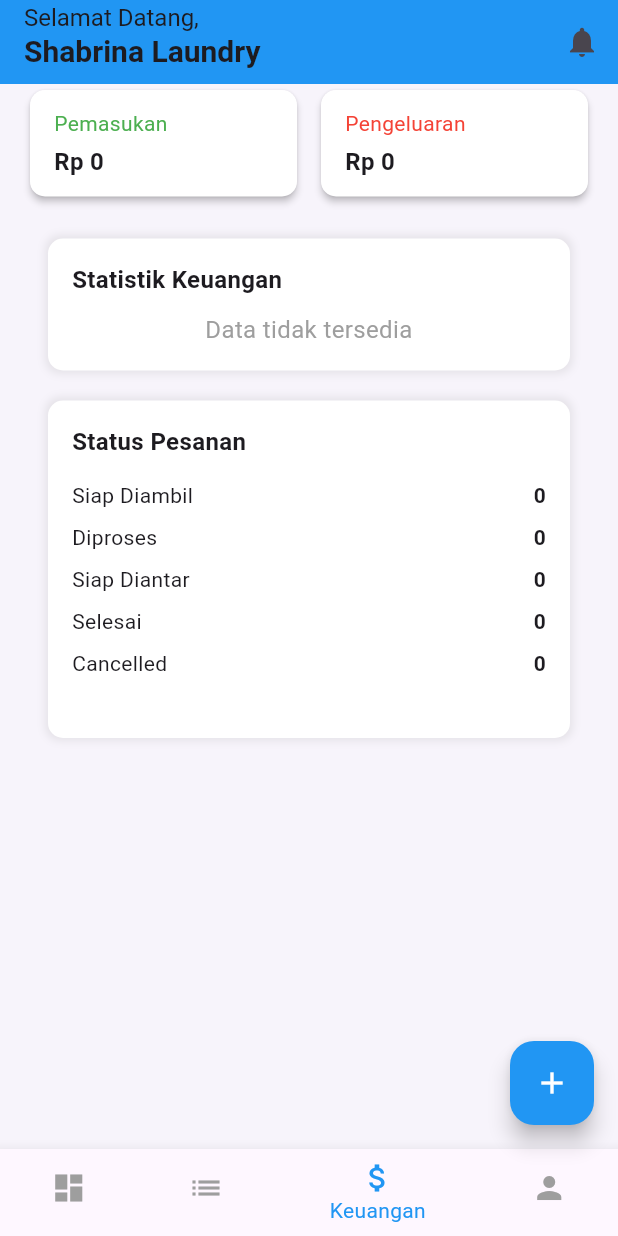
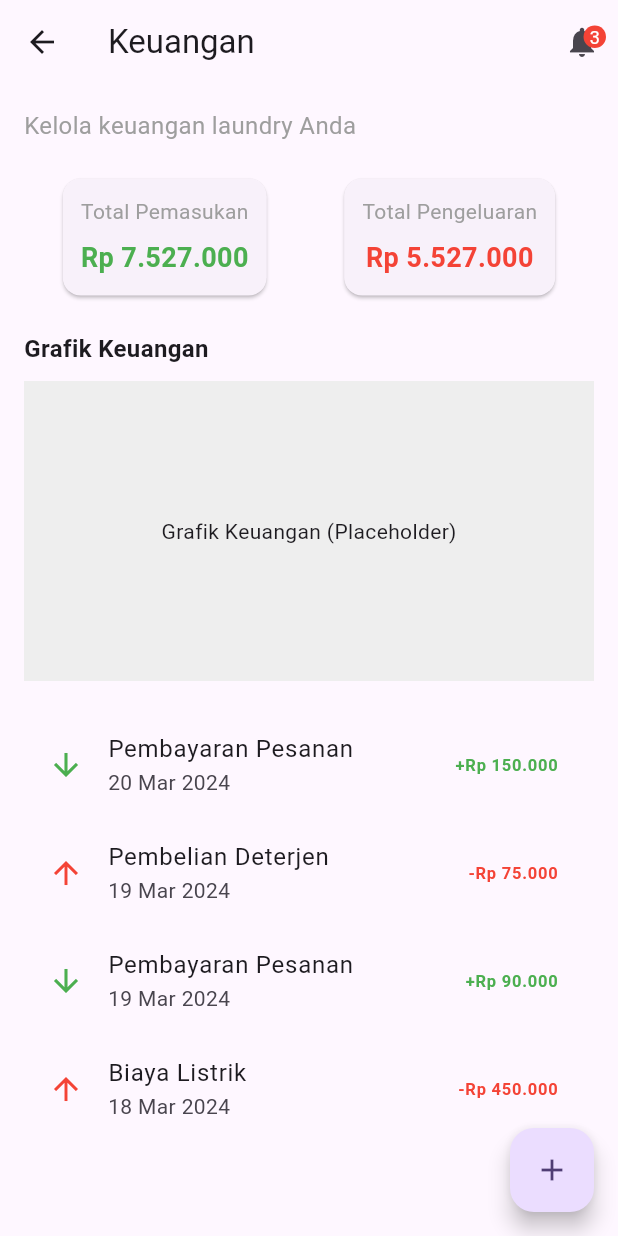
Before and after one commit to danisetiawan31/laundry_app, a Flutter app: the OwnerHomePage screen opened directly, item 3 of the bottom bar chosen, on a phone screen of 412 x 824 dp. Run offline on Flutter 3.47's test engine with Material 3 defaults, Android fonts, the light colour scheme and no system bars; our stand-ins replace cloud_firestore, firebase_auth, firebase_core, fl_chart; accounts and stored records are empty.

Commit message:
menambahkan halaman keuangan untuk owner

```diff
--- a/lib/owner_home_page.dart
+++ b/lib/owner_home_page.dart
@@ -4,6 +4,7 @@ import 'package:cloud_firestore/cloud_firestore.dart';
 import 'owner_notif.dart'; // Import NotificationsPage
 import 'owner_order.dart'; // Import OwnerOrderView
 import 'owner_order_view.dart'; // Import AddOrderPage
+import 'owner_keuangan.dart';
 
 class OwnerHomePage extends StatefulWidget {
   const OwnerHomePage({super.key});
@@ -176,6 +177,12 @@ class _OwnerHomePageState extends State<OwnerHomePage> {
             Navigator.push(
               context,
               MaterialPageRoute(builder: (context) => const OwnerOrderView()),
+            );
+          }
+          if (index == 2) {
+            Navigator.push(
+              context,
+              MaterialPageRoute(builder: (context) => OwnerKeuanganPage()),
             );
           }
         },
--- /dev/null
+++ b/lib/owner_keuangan.dart
@@ -0,0 +1,138 @@
+import 'package:flutter/material.dart';
+
+class OwnerKeuanganPage extends StatelessWidget {
+  @override
+  Widget build(BuildContext context) {
+    return Scaffold(
+      appBar: AppBar(
+        title: Text('Keuangan'),
+        actions: [
+          Stack(
+            children: [
+              IconButton(
+                icon: Icon(Icons.notifications),
+                onPressed: () {},
+              ),
+              Positioned(
+                right: 8,
+                top: 8,
+                child: Container(
+                  padding: EdgeInsets.all(4),
+                  decoration: BoxDecoration(
+                    color: Colors.red,
+                    shape: BoxShape.circle,
+                  ),
+                  child: Text(
+                    '3',
+                    style: TextStyle(color: Colors.white, fontSize: 12),
+                  ),
+                ),
+              ),
+            ],
+          )
+        ],
+      ),
+      body: Padding(
+        padding: const EdgeInsets.all(16.0),
+        child: Column(
+          crossAxisAlignment: CrossAxisAlignment.start,
+          children: [
+            Text(
+              "Kelola keuangan laundry Anda",
+              style: TextStyle(fontSize: 16, color: Colors.grey),
+            ),
+            SizedBox(height: 20),
+            Row(
+              mainAxisAlignment: MainAxisAlignment.spaceAround,
+              children: [
+                _buildStatCard('Total Pemasukan', 'Rp 7.527.000', Colors.green),
+                _buildStatCard('Total Pengeluaran', 'Rp 5.527.000', Colors.red),
+              ],
+            ),
+            SizedBox(height: 20),
+            Text(
+              "Grafik Keuangan",
+              style: TextStyle(fontSize: 16, fontWeight: FontWeight.bold),
+            ),
+            SizedBox(height: 10),
+            _buildFinanceChart(),
+            SizedBox(height: 20),
+            Expanded(
+              child: ListView(
+                children: [
+                  _buildTransactionItem(
+                      "Pembayaran Pesanan", "20 Mar 2024", "+Rp 150.000", true),
+                  _buildTransactionItem(
+                      "Pembelian Deterjen", "19 Mar 2024", "-Rp 75.000", false),
+                  _buildTransactionItem(
+                      "Pembayaran Pesanan", "19 Mar 2024", "+Rp 90.000", true),
+                  _buildTransactionItem(
+                      "Biaya Listrik", "18 Mar 2024", "-Rp 450.000", false),
+                ],
+              ),
+            )
+          ],
+        ),
+      ),
+      floatingActionButton: FloatingActionButton(
+        onPressed: () {},
+        child: Icon(Icons.add),
+      ),
+    );
+  }
+
+  Widget _buildStatCard(String title, String amount, Color color) {
+    return Card(
+      child: Padding(
+        padding: const EdgeInsets.all(12.0),
+        child: Column(
+          children: [
+            Text(
+              title,
+              style: TextStyle(fontSize: 14, color: Colors.grey),
+            ),
+            SizedBox(height: 8),
+            Text(
+              amount,
+              style: TextStyle(
+                fontSize: 18,
+                fontWeight: FontWeight.bold,
+                color: color,
+              ),
+            ),
+          ],
+        ),
+      ),
+    );
+  }
+
+  Widget _buildFinanceChart() {
+    // Placeholder for chart (Use a library like fl_chart for real data)
+    return Container(
+      height: 200,
+      color: Colors.grey[200],
+      child: Center(
+        child: Text("Grafik Keuangan (Placeholder)"),
+      ),
+    );
+  }
+
+  Widget _buildTransactionItem(
+      String title, String date, String amount, bool isIncome) {
+    return ListTile(
+      leading: Icon(
+        isIncome ? Icons.arrow_downward : Icons.arrow_upward,
+        color: isIncome ? Colors.green : Colors.red,
+      ),
+      title: Text(title),
+      subtitle: Text(date),
+      trailing: Text(
+        amount,
+        style: TextStyle(
+          color: isIncome ? Colors.green : Colors.red,
+          fontWeight: FontWeight.bold,
+        ),
+      ),
+    );
+  }
+}
```
